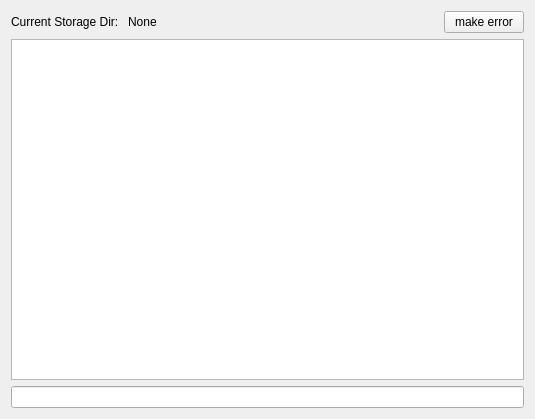
Before: the Qt Designer form lib/LogWidgetTemplate.ui in acq4/acq4, drawn with Qt 5.
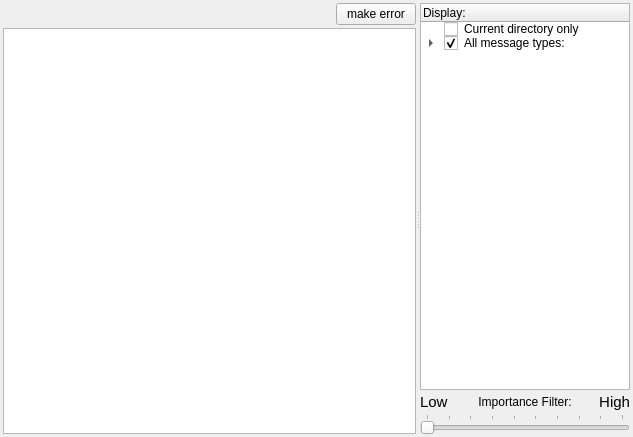
After: the same form once the commit is applied. Custom widgets are drawn as their Qt base class.

What changed in the file:
```diff
--- a/lib/LogWidgetTemplate.ui
+++ b/lib/LogWidgetTemplate.ui
@@ -6,66 +6,291 @@
    <rect>
     <x>0</x>
     <y>0</y>
-    <width>535</width>
-    <height>419</height>
+    <width>633</width>
+    <height>437</height>
    </rect>
   </property>
+  <property name="sizePolicy">
+   <sizepolicy hsizetype="Ignored" vsizetype="Ignored">
+    <horstretch>0</horstretch>
+    <verstretch>0</verstretch>
+   </sizepolicy>
+  </property>
   <property name="windowTitle">
    <string>Form</string>
   </property>
-  <layout class="QGridLayout" name="gridLayout">
+  <layout class="QGridLayout" name="gridLayout_2">
+   <property name="margin">
+    <number>3</number>
+   </property>
+   <property name="spacing">
+    <number>3</number>
+   </property>
    <item row="0" column="0">
-    <widget class="QLabel" name="label">
-     <property name="text">
-      <string>Current Storage Dir: </string>
-     </property>
-    </widget>
-   </item>
-   <item row="0" column="1">
-    <widget class="QLabel" name="storageDirLabel">
-     <property name="text">
-      <string>None</string>
-     </property>
-    </widget>
-   </item>
-   <item row="0" column="2">
-    <spacer name="horizontalSpacer">
+    <widget class="QSplitter" name="splitter">
      <property name="orientation">
       <enum>Qt::Horizontal</enum>
      </property>
-     <property name="sizeHint" stdset="0">
-      <size>
-       <width>214</width>
-       <height>20</height>
-      </size>
-     </property>
-    </spacer>
-   </item>
-   <item row="0" column="3">
-    <widget class="QPushButton" name="makeErrorBtn">
-     <property name="text">
-      <string>make error</string>
-     </property>
+     <widget class="QWidget" name="" native="true">
+      <property name="sizePolicy">
+       <sizepolicy hsizetype="Preferred" vsizetype="Preferred">
+        <horstretch>6</horstretch>
+        <verstretch>0</verstretch>
+       </sizepolicy>
+      </property>
+      <layout class="QGridLayout" name="gridLayout">
+       <property name="spacing">
+        <number>3</number>
+       </property>
+       <item row="0" column="0">
+        <widget class="QLabel" name="dirLabel">
+         <property name="text">
+          <string/>
+         </property>
+        </widget>
+       </item>
+       <item row="0" column="1">
+        <spacer name="horizontalSpacer">
+         <property name="orientation">
+          <enum>Qt::Horizontal</enum>
+         </property>
+         <property name="sizeHint" stdset="0">
+          <size>
+           <width>148</width>
+           <height>20</height>
+          </size>
+         </property>
+        </spacer>
+       </item>
+       <item row="0" column="2">
+        <widget class="QPushButton" name="makeErrorBtn">
+         <property name="text">
+          <string>make error</string>
+         </property>
+        </widget>
+       </item>
+       <item row="1" column="0" colspan="3">
+        <widget class="QPlainTextEdit" name="output">
+         <property name="horizontalScrollBarPolicy">
+          <enum>Qt::ScrollBarAlwaysOff</enum>
+         </property>
+         <property name="undoRedoEnabled">
+          <bool>false</bool>
+         </property>
+         <property name="readOnly">
+          <bool>true</bool>
+         </property>
+        </widget>
+       </item>
+      </layout>
+     </widget>
+     <widget class="QWidget" name="" native="true">
+      <property name="sizePolicy">
+       <sizepolicy hsizetype="Preferred" vsizetype="Preferred">
+        <horstretch>1</horstretch>
+        <verstretch>0</verstretch>
+       </sizepolicy>
+      </property>
+      <layout class="QVBoxLayout" name="verticalLayout">
+       <property name="spacing">
+        <number>3</number>
+       </property>
+       <item>
+        <widget class="TreeWidget" name="filterTree">
+         <property name="sizePolicy">
+          <sizepolicy hsizetype="MinimumExpanding" vsizetype="Expanding">
+           <horstretch>0</horstretch>
+           <verstretch>0</verstretch>
+          </sizepolicy>
+         </property>
+         <property name="minimumSize">
+          <size>
+           <width>210</width>
+           <height>0</height>
+          </size>
+         </property>
+         <property name="maximumSize">
+          <size>
+           <width>8777205</width>
+           <height>16777215</height>
+          </size>
+         </property>
+         <property name="editTriggers">
+          <set>QAbstractItemView::NoEditTriggers</set>
+         </property>
+         <property name="showDropIndicator" stdset="0">
+          <bool>false</bool>
+         </property>
+         <property name="dragEnabled">
+          <bool>true</bool>
+         </property>
+         <property name="selectionMode">
+          <enum>QAbstractItemView::NoSelection</enum>
+         </property>
+         <property name="selectionBehavior">
+          <enum>QAbstractItemView::SelectItems</enum>
+         </property>
+         <column>
+          <property name="text">
+           <string>Display:</string>
+          </property>
+         </column>
+         <item>
+          <property name="text">
+           <string>Current directory only</string>
+          </property>
+          <property name="checkState">
+           <enum>Unchecked</enum>
+          </property>
+          <property name="flags">
+           <set>ItemIsUserCheckable|ItemIsEnabled</set>
+          </property>
+         </item>
+         <item>
+          <property name="text">
+           <string>All message types:</string>
+          </property>
+          <property name="checkState">
+           <enum>Checked</enum>
+          </property>
+          <property name="flags">
+           <set>ItemIsDropEnabled|ItemIsUserCheckable|ItemIsEnabled</set>
+          </property>
+          <item>
+           <property name="text">
+            <string>user</string>
+           </property>
+           <property name="checkState">
+            <enum>Checked</enum>
+           </property>
+           <property name="flags">
+            <set>ItemIsUserCheckable|ItemIsEnabled</set>
+           </property>
+          </item>
+          <item>
+           <property name="text">
+            <string>status</string>
+           </property>
+           <property name="checkState">
+            <enum>Checked</enum>
+           </property>
+           <property name="flags">
+            <set>ItemIsUserCheckable|ItemIsEnabled</set>
+           </property>
+          </item>
+          <item>
+           <property name="text">
+            <string>warning</string>
+           </property>
+           <property name="checkState">
+            <enum>Checked</enum>
+           </property>
+           <property name="flags">
+            <set>ItemIsUserCheckable|ItemIsEnabled</set>
+           </property>
+          </item>
+          <item>
+           <property name="text">
+            <string>error</string>
+           </property>
+           <property name="checkState">
+            <enum>Checked</enum>
+           </property>
+           <property name="flags">
+            <set>ItemIsUserCheckable|ItemIsEnabled</set>
+           </property>
+          </item>
+         </item>
+        </widget>
+       </item>
+       <item>
+        <layout class="QHBoxLayout" name="horizontalLayout">
+         <property name="spacing">
+          <number>0</number>
+         </property>
+         <item>
+          <widget class="QLabel" name="label_2">
+           <property name="font">
+            <font>
+             <pointsize>11</pointsize>
+            </font>
+           </property>
+           <property name="text">
+            <string>Low</string>
+           </property>
+           <property name="indent">
+            <number>0</number>
+           </property>
+          </widget>
+         </item>
+         <item>
+          <widget class="QLabel" name="label">
+           <property name="text">
+            <string>Importance Filter:</string>
+           </property>
+           <property name="alignment">
+            <set>Qt::AlignCenter</set>
+           </property>
+          </widget>
+         </item>
+         <item>
+          <widget class="QLabel" name="label_3">
+           <property name="font">
+            <font>
+             <pointsize>11</pointsize>
+            </font>
+           </property>
+           <property name="text">
+            <string>High</string>
+           </property>
+           <property name="alignment">
+            <set>Qt::AlignRight|Qt::AlignTrailing|Qt::AlignVCenter</set>
+           </property>
+          </widget>
+         </item>
+        </layout>
+       </item>
+       <item>
+        <widget class="QSlider" name="importanceSlider">
+         <property name="sizePolicy">
+          <sizepolicy hsizetype="Expanding" vsizetype="Fixed">
+           <horstretch>0</horstretch>
+           <verstretch>0</verstretch>
+          </sizepolicy>
+         </property>
+         <property name="maximum">
+          <number>9</number>
+         </property>
+         <property name="pageStep">
+          <number>0</number>
+         </property>
+         <property name="tracking">
+          <bool>true</bool>
+         </property>
+         <property name="orientation">
+          <enum>Qt::Horizontal</enum>
+         </property>
+         <property name="tickPosition">
+          <enum>QSlider::TicksAbove</enum>
+         </property>
+         <property name="tickInterval">
+          <number>1</number>
+         </property>
+        </widget>
+       </item>
+      </layout>
+     </widget>
     </widget>
    </item>
-   <item row="1" column="0" colspan="4">
-    <widget class="QPlainTextEdit" name="output">
-     <property name="horizontalScrollBarPolicy">
-      <enum>Qt::ScrollBarAlwaysOff</enum>
-     </property>
-     <property name="undoRedoEnabled">
-      <bool>false</bool>
-     </property>
-     <property name="readOnly">
-      <bool>true</bool>
-     </property>
-    </widget>
-   </item>
-   <item row="2" column="0" colspan="4">
-    <widget class="QLineEdit" name="input"/>
-   </item>
   </layout>
  </widget>
+ <customwidgets>
+  <customwidget>
+   <class>TreeWidget</class>
+   <extends>QTreeWidget</extends>
+   <header>TreeWidget</header>
+  </customwidget>
+ </customwidgets>
  <resources/>
  <connections/>
 </ui>
```
